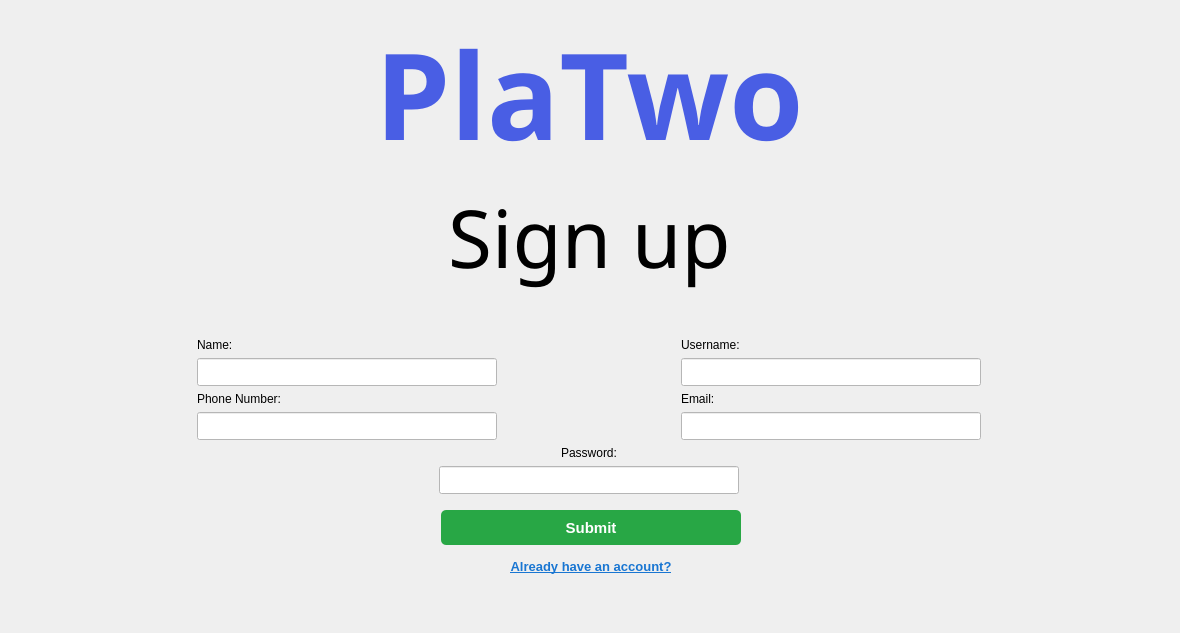
Above: UI/Auth/signup/signup.ui from PlaTwo-project/PlaTwo before the change. Below: the same form after it.
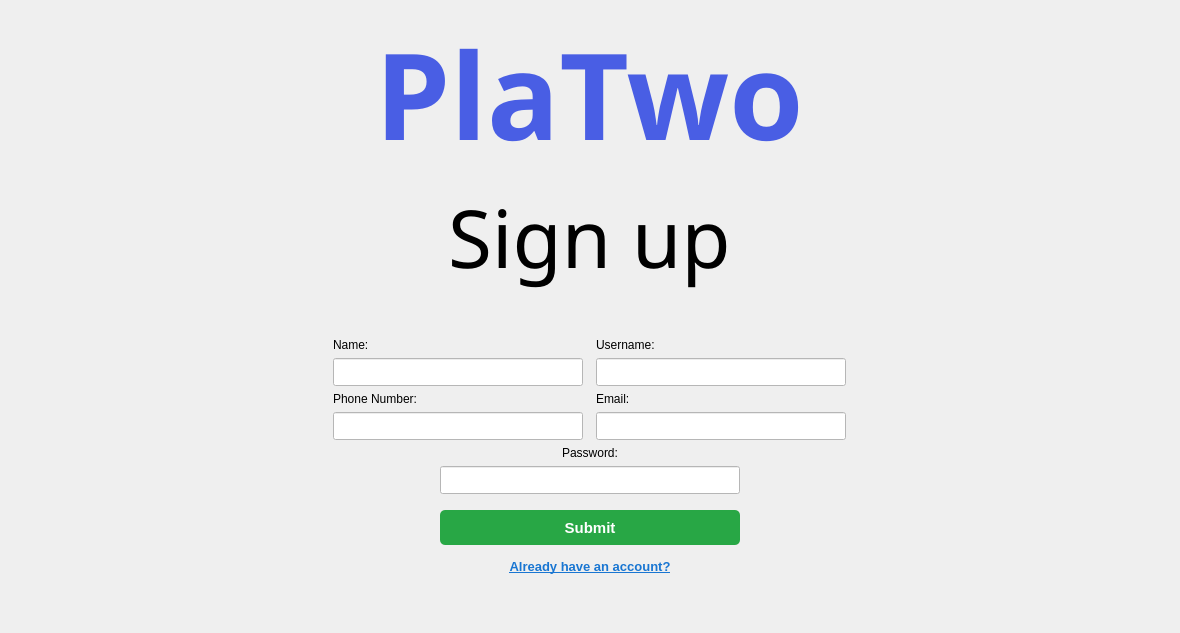
That is the form after the change.

The edit to the form file:
```diff
--- a/UI/Auth/signup/signup.ui
+++ b/UI/Auth/signup/signup.ui
@@ -7,7 +7,7 @@
     <x>0</x>
     <y>0</y>
     <width>1180</width>
-    <height>609</height>
+    <height>629</height>
    </rect>
   </property>
   <property name="windowTitle">
@@ -32,149 +32,7 @@
 </string>
   </property>
   <layout class="QGridLayout" name="gridLayout">
-   <item row="0" column="0" alignment="Qt::AlignmentFlag::AlignHCenter|Qt::AlignmentFlag::AlignTop">
-    <widget class="QLabel" name="label">
-     <property name="font">
-      <font>
-       <family>Orbitron</family>
-       <pointsize>90</pointsize>
-       <italic>false</italic>
-       <bold>true</bold>
-      </font>
-     </property>
-     <property name="styleSheet">
-      <string notr="true">color: #495ee4;</string>
-     </property>
-     <property name="text">
-      <string>PlaTwo</string>
-     </property>
-    </widget>
-   </item>
-   <item row="2" column="0">
-    <spacer name="verticalSpacer">
-     <property name="orientation">
-      <enum>Qt::Orientation::Vertical</enum>
-     </property>
-     <property name="sizeType">
-      <enum>QSizePolicy::Policy::Fixed</enum>
-     </property>
-     <property name="sizeHint" stdset="0">
-      <size>
-       <width>20</width>
-       <height>40</height>
-      </size>
-     </property>
-    </spacer>
-   </item>
-   <item row="9" column="0">
-    <layout class="QVBoxLayout" name="verticalLayout_2">
-     <property name="leftMargin">
-      <number>428</number>
-     </property>
-     <property name="topMargin">
-      <number>10</number>
-     </property>
-     <property name="rightMargin">
-      <number>425</number>
-     </property>
-     <item alignment="Qt::AlignmentFlag::AlignBottom">
-      <widget class="QPushButton" name="pushButton_submit">
-       <property name="sizePolicy">
-        <sizepolicy hsizetype="Fixed" vsizetype="Fixed">
-         <horstretch>0</horstretch>
-         <verstretch>0</verstretch>
-        </sizepolicy>
-       </property>
-       <property name="minimumSize">
-        <size>
-         <width>300</width>
-         <height>35</height>
-        </size>
-       </property>
-       <property name="font">
-        <font>
-         <pointsize>11</pointsize>
-         <bold>true</bold>
-        </font>
-       </property>
-       <property name="styleSheet">
-        <string notr="true">QPushButton {
-    background-color: #28a745;
-    color: white;
-    border: none;
-    border-radius: 5px;
-    padding: 8px 16px;
-    font-weight: bold;
-}
-
-QPushButton:hover {
-    background-color: #218838;
-}
-
-QPushButton:pressed {
-    background-color: #1e7e34; 
-}
-</string>
-       </property>
-       <property name="text">
-        <string>Submit</string>
-       </property>
-      </widget>
-     </item>
-     <item>
-      <widget class="QPushButton" name="pushButton_login">
-       <property name="sizePolicy">
-        <sizepolicy hsizetype="Minimum" vsizetype="Fixed">
-         <horstretch>0</horstretch>
-         <verstretch>0</verstretch>
-        </sizepolicy>
-       </property>
-       <property name="minimumSize">
-        <size>
-         <width>0</width>
-         <height>0</height>
-        </size>
-       </property>
-       <property name="maximumSize">
-        <size>
-         <width>99999</width>
-         <height>16777215</height>
-        </size>
-       </property>
-       <property name="font">
-        <font>
-         <pointsize>10</pointsize>
-         <bold>true</bold>
-         <underline>true</underline>
-        </font>
-       </property>
-       <property name="styleSheet">
-        <string notr="true">QPushButton {
-    background-color: transparent;
-    color: #1976D2;
-    border: none;
-    border-radius: 5px;
-    padding: 8px 16px;
-    font-weight: bold;
-}
-
-QPushButton:hover {
-    color: #145FA8;
-}
-
-QPushButton:pressed {
-    color: #104B85; 
-}
-</string>
-       </property>
-       <property name="text">
-        <string>Already have an account?</string>
-       </property>
-      </widget>
-     </item>
-    </layout>
-   </item>
-   <item row="6" column="0">
+   <item row="9" column="1">
     <layout class="QVBoxLayout" name="verticalLayout">
      <property name="leftMargin">
       <number>0</number>
@@ -202,7 +60,7 @@
        </property>
        <property name="maximumSize">
         <size>
-         <width>500</width>
+         <width>400</width>
          <height>16777215</height>
         </size>
        </property>
@@ -218,25 +76,7 @@
      </item>
     </layout>
    </item>
-   <item row="1" column="0" alignment="Qt::AlignmentFlag::AlignHCenter|Qt::AlignmentFlag::AlignTop">
-    <widget class="QLabel" name="label_2">
-     <property name="font">
-      <font>
-       <family>Orbitron SemiBold</family>
-       <pointsize>60</pointsize>
-       <italic>false</italic>
-      </font>
-     </property>
-     <property name="styleSheet">
-      <string notr="true">color: #000000;
-</string>
-     </property>
-     <property name="text">
-      <string>Sign up</string>
-     </property>
-    </widget>
-   </item>
-   <item row="5" column="0">
+   <item row="7" column="1">
     <layout class="QGridLayout" name="gridLayout_2">
      <property name="leftMargin">
       <number>0</number>
@@ -247,120 +87,85 @@
      <property name="verticalSpacing">
       <number>6</number>
      </property>
-     <item row="0" column="2">
-      <widget class="QLabel" name="label_4">
-       <property name="text">
-        <string>Username:</string>
-       </property>
-      </widget>
-     </item>
-     <item row="0" column="0">
+     <item row="0" column="1">
       <widget class="QLabel" name="label_5">
        <property name="text">
         <string>Name:</string>
        </property>
       </widget>
      </item>
-     <item row="4" column="0">
+     <item row="4" column="1">
       <widget class="QLabel" name="label_6">
        <property name="text">
         <string>Phone Number:</string>
        </property>
       </widget>
      </item>
-     <item row="5" column="0">
-      <widget class="QLineEdit" name="lineEdit_phonenumber">
-       <property name="sizePolicy">
-        <sizepolicy hsizetype="Expanding" vsizetype="Fixed">
-         <horstretch>0</horstretch>
-         <verstretch>0</verstretch>
-        </sizepolicy>
-       </property>
-       <property name="minimumSize">
-        <size>
-         <width>0</width>
-         <height>28</height>
-        </size>
-       </property>
-       <property name="maximumSize">
-        <size>
-         <width>300</width>
-         <height>16777215</height>
-        </size>
-       </property>
-       <property name="styleSheet">
-        <string notr="true">QLineEdit {
-    background: white;
-    color: black;
-}
-</string>
-       </property>
-      </widget>
-     </item>
-     <item row="1" column="0">
-      <widget class="QLineEdit" name="lineEdit_name">
-       <property name="sizePolicy">
-        <sizepolicy hsizetype="Expanding" vsizetype="Fixed">
-         <horstretch>0</horstretch>
-         <verstretch>0</verstretch>
-        </sizepolicy>
-       </property>
-       <property name="minimumSize">
-        <size>
-         <width>0</width>
-         <height>28</height>
-        </size>
-       </property>
-       <property name="maximumSize">
-        <size>
-         <width>300</width>
-         <height>8888888</height>
-        </size>
-       </property>
-       <property name="styleSheet">
-        <string notr="true">QLineEdit {
-    background: white;
-    color: black;
-}</string>
-       </property>
-      </widget>
-     </item>
-     <item row="5" column="2">
-      <widget class="QLineEdit" name="lineEdit_email">
-       <property name="sizePolicy">
-        <sizepolicy hsizetype="Expanding" vsizetype="Fixed">
-         <horstretch>0</horstretch>
-         <verstretch>0</verstretch>
-        </sizepolicy>
-       </property>
-       <property name="minimumSize">
-        <size>
-         <width>0</width>
-         <height>28</height>
-        </size>
-       </property>
-       <property name="maximumSize">
-        <size>
-         <width>300</width>
-         <height>16777215</height>
-        </size>
-       </property>
-       <property name="styleSheet">
-        <string notr="true">QLineEdit {
-    background: white;
-    color: black;
-}</string>
-       </property>
-      </widget>
-     </item>
-     <item row="4" column="2">
+     <item row="4" column="3">
       <widget class="QLabel" name="label_7">
        <property name="text">
         <string>Email:</string>
        </property>
       </widget>
      </item>
-     <item row="1" column="2">
+     <item row="5" column="1">
+      <widget class="QLineEdit" name="lineEdit_phonenumber">
+       <property name="sizePolicy">
+        <sizepolicy hsizetype="Expanding" vsizetype="Fixed">
+         <horstretch>0</horstretch>
+         <verstretch>0</verstretch>
+        </sizepolicy>
+       </property>
+       <property name="minimumSize">
+        <size>
+         <width>0</width>
+         <height>28</height>
+        </size>
+       </property>
+       <property name="maximumSize">
+        <size>
+         <width>250</width>
+         <height>16777215</height>
+        </size>
+       </property>
+       <property name="styleSheet">
+        <string notr="true">QLineEdit {
+    background: white;
+    color: black;
+}
+</string>
+       </property>
+      </widget>
+     </item>
+     <item row="5" column="3">
+      <widget class="QLineEdit" name="lineEdit_email">
+       <property name="sizePolicy">
+        <sizepolicy hsizetype="Expanding" vsizetype="Fixed">
+         <horstretch>0</horstretch>
+         <verstretch>0</verstretch>
+        </sizepolicy>
+       </property>
+       <property name="minimumSize">
+        <size>
+         <width>0</width>
+         <height>28</height>
+        </size>
+       </property>
+       <property name="maximumSize">
+        <size>
+         <width>250</width>
+         <height>16777215</height>
+        </size>
+       </property>
+       <property name="styleSheet">
+        <string notr="true">QLineEdit {
+    background: white;
+    color: black;
+}</string>
+       </property>
+      </widget>
+     </item>
+     <item row="1" column="3">
       <widget class="QLineEdit" name="lineEdit_username">
        <property name="sizePolicy">
         <sizepolicy hsizetype="Expanding" vsizetype="Fixed">
@@ -376,7 +181,7 @@
        </property>
        <property name="maximumSize">
         <size>
-         <width>300</width>
+         <width>250</width>
          <height>16777215</height>
         </size>
        </property>
@@ -397,9 +202,44 @@
        </property>
       </widget>
      </item>
+     <item row="0" column="3">
+      <widget class="QLabel" name="label_4">
+       <property name="text">
+        <string>Username:</string>
+       </property>
+      </widget>
+     </item>
+     <item row="1" column="1">
+      <widget class="QLineEdit" name="lineEdit_name">
+       <property name="sizePolicy">
+        <sizepolicy hsizetype="Expanding" vsizetype="Fixed">
+         <horstretch>0</horstretch>
+         <verstretch>0</verstretch>
+        </sizepolicy>
+       </property>
+       <property name="minimumSize">
+        <size>
+         <width>0</width>
+         <height>28</height>
+        </size>
+       </property>
+       <property name="maximumSize">
+        <size>
+         <width>250</width>
+         <height>8888888</height>
+        </size>
+       </property>
+       <property name="styleSheet">
+        <string notr="true">QLineEdit {
+    background: white;
+    color: black;
+}</string>
+       </property>
+      </widget>
+     </item>
     </layout>
    </item>
-   <item row="10" column="0">
+   <item row="13" column="1">
     <spacer name="verticalSpacer_2">
      <property name="orientation">
       <enum>Qt::Orientation::Vertical</enum>
@@ -415,6 +255,199 @@
      </property>
     </spacer>
    </item>
+   <item row="9" column="2">
+    <spacer name="horizontalSpacer">
+     <property name="orientation">
+      <enum>Qt::Orientation::Horizontal</enum>
+     </property>
+     <property name="sizeHint" stdset="0">
+      <size>
+       <width>40</width>
+       <height>20</height>
+      </size>
+     </property>
+    </spacer>
+   </item>
+   <item row="12" column="1">
+    <layout class="QVBoxLayout" name="verticalLayout_2">
+     <property name="leftMargin">
+      <number>120</number>
+     </property>
+     <property name="topMargin">
+      <number>10</number>
+     </property>
+     <property name="rightMargin">
+      <number>120</number>
+     </property>
+     <item alignment="Qt::AlignmentFlag::AlignHCenter|Qt::AlignmentFlag::AlignBottom">
+      <widget class="QPushButton" name="pushButton_submit">
+       <property name="sizePolicy">
+        <sizepolicy hsizetype="Fixed" vsizetype="Fixed">
+         <horstretch>0</horstretch>
+         <verstretch>0</verstretch>
+        </sizepolicy>
+       </property>
+       <property name="minimumSize">
+        <size>
+         <width>300</width>
+         <height>35</height>
+        </size>
+       </property>
+       <property name="font">
+        <font>
+         <pointsize>11</pointsize>
+         <bold>true</bold>
+        </font>
+       </property>
+       <property name="styleSheet">
+        <string notr="true">QPushButton {
+    background-color: #28a745;
+    color: white;
+    border: none;
+    border-radius: 5px;
+    padding: 8px 16px;
+    font-weight: bold;
+}
+
+QPushButton:hover {
+    background-color: #218838;
+}
+
+QPushButton:pressed {
+    background-color: #1e7e34; 
+}
+</string>
+       </property>
+       <property name="text">
+        <string>Submit</string>
+       </property>
+      </widget>
+     </item>
+     <item>
+      <widget class="QPushButton" name="pushButton_login">
+       <property name="sizePolicy">
+        <sizepolicy hsizetype="Minimum" vsizetype="Fixed">
+         <horstretch>0</horstretch>
+         <verstretch>0</verstretch>
+        </sizepolicy>
+       </property>
+       <property name="minimumSize">
+        <size>
+         <width>0</width>
+         <height>0</height>
+        </size>
+       </property>
+       <property name="maximumSize">
+        <size>
+         <width>99999</width>
+         <height>16777215</height>
+        </size>
+       </property>
+       <property name="font">
+        <font>
+         <pointsize>10</pointsize>
+         <bold>true</bold>
+         <underline>true</underline>
+        </font>
+       </property>
+       <property name="styleSheet">
+        <string notr="true">QPushButton {
+    background-color: transparent;
+    color: #1976D2;
+    border: none;
+    border-radius: 5px;
+    padding: 8px 16px;
+    font-weight: bold;
+}
+
+QPushButton:hover {
+    color: #145FA8;
+}
+
+QPushButton:pressed {
+    color: #104B85; 
+}
+</string>
+       </property>
+       <property name="text">
+        <string>Already have an account?</string>
+       </property>
+      </widget>
+     </item>
+    </layout>
+   </item>
+   <item row="4" column="1">
+    <spacer name="verticalSpacer">
+     <property name="orientation">
+      <enum>Qt::Orientation::Vertical</enum>
+     </property>
+     <property name="sizeType">
+      <enum>QSizePolicy::Policy::Fixed</enum>
+     </property>
+     <property name="sizeHint" stdset="0">
+      <size>
+       <width>20</width>
+       <height>40</height>
+      </size>
+     </property>
+    </spacer>
+   </item>
+   <item row="9" column="0">
+    <spacer name="horizontalSpacer_2">
+     <property name="orientation">
+      <enum>Qt::Orientation::Horizontal</enum>
+     </property>
+     <property name="sizeHint" stdset="0">
+      <size>
+       <width>40</width>
+       <height>20</height>
+      </size>
+     </property>
+    </spacer>
+   </item>
+   <item row="0" column="0" colspan="3">
+    <layout class="QVBoxLayout" name="verticalLayout_3">
+     <property name="topMargin">
+      <number>0</number>
+     </property>
+     <item alignment="Qt::AlignmentFlag::AlignHCenter">
+      <widget class="QLabel" name="label">
+       <property name="font">
+        <font>
+         <family>Orbitron</family>
+         <pointsize>90</pointsize>
+         <italic>false</italic>
+         <bold>true</bold>
+        </font>
+       </property>
+       <property name="styleSheet">
+        <string notr="true">color: #495ee4;</string>
+       </property>
+       <property name="text">
+        <string>PlaTwo</string>
+       </property>
+      </widget>
+     </item>
+     <item alignment="Qt::AlignmentFlag::AlignHCenter">
+      <widget class="QLabel" name="label_2">
+       <property name="font">
+        <font>
+         <family>Orbitron SemiBold</family>
+         <pointsize>60</pointsize>
+         <italic>false</italic>
+        </font>
+       </property>
+       <property name="styleSheet">
+        <string notr="true">color: #000000;
+</string>
+       </property>
+       <property name="text">
+        <string>Sign up</string>
+       </property>
+      </widget>
+     </item>
+    </layout>
+   </item>
   </layout>
  </widget>
  <resources/>
```
